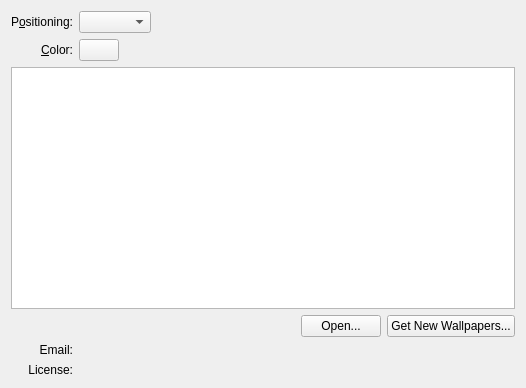
Qt form plasma/wallpapers/image/imageconfig.ui (mgottschlag/kwin-tiling) before a commit.
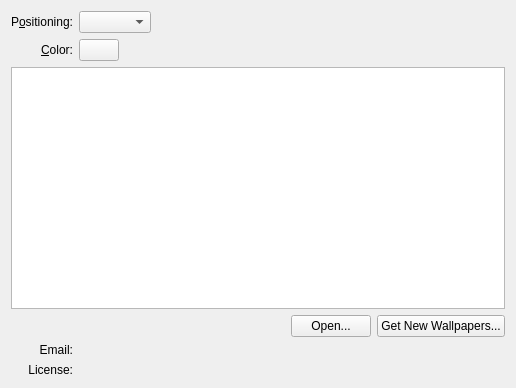
The same form after that commit. Custom widgets are drawn as their Qt base class.

Commit message: New minumum vertical size for image wallpaper widget.

The edit to the form file:
```diff
--- a/plasma/wallpapers/image/imageconfig.ui
+++ b/plasma/wallpapers/image/imageconfig.ui
@@ -6,7 +6,7 @@
    <rect>
     <x>0</x>
     <y>0</y>
-    <width>512</width>
+    <width>516</width>
     <height>388</height>
    </rect>
   </property>
@@ -15,8 +15,8 @@
     <widget class="QListView" name="m_view">
      <property name="minimumSize">
       <size>
-       <width>504</width>
-       <height>116</height>
+       <width>300</width>
+       <height>220</height>
       </size>
      </property>
     </widget>
```
